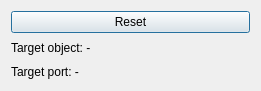
First picture: the form in dialogs/joinPypes.ui, repository oddtopus/flamingo, before the edit.
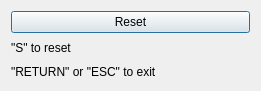
Second picture: the form after the edit.

Diff of the .ui file:
```diff
--- a/dialogs/joinPypes.ui
+++ b/dialogs/joinPypes.ui
@@ -24,14 +24,14 @@
    <item>
     <widget class="QLabel" name="labTagretObj">
      <property name="text">
-      <string>Target object: -</string>
+      <string>&quot;S&quot; to reset</string>
      </property>
     </widget>
    </item>
    <item>
     <widget class="QLabel" name="labTargetPort">
      <property name="text">
-      <string>Target port: -</string>
+      <string>&quot;RETURN&quot; or &quot;ESC&quot; to exit</string>
      </property>
     </widget>
    </item>
```
